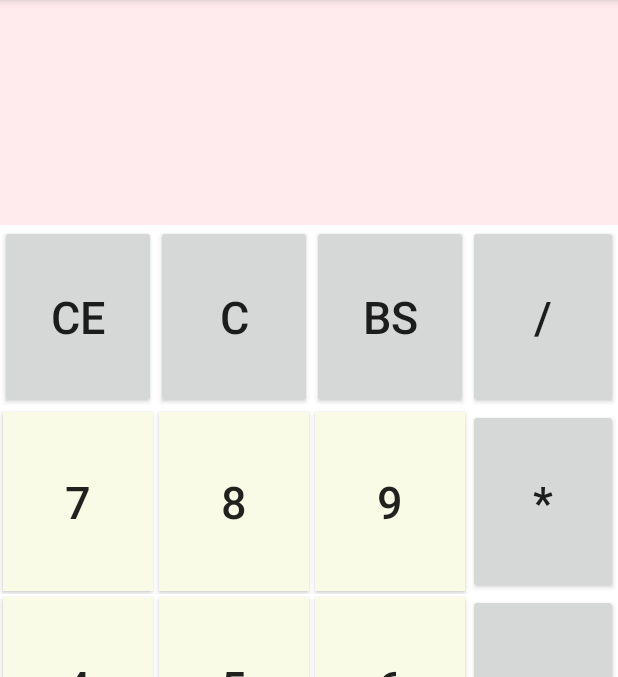
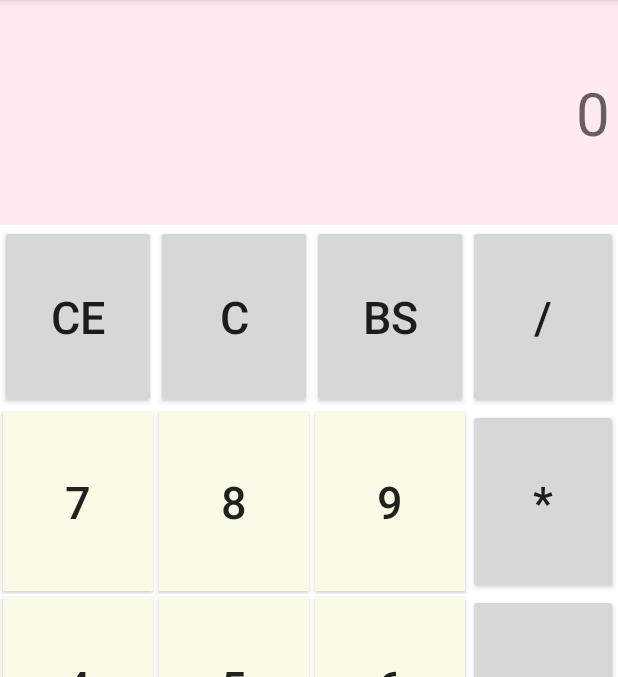
Before and after one commit to kientran2001/BasicCalculator, an Android app: the screen it shows after launch (MainActivity), on a phone screen of 412 x 824 dp, the part 84-761 px from its top. Run offline under Robolectric (Android 15) with nearby library versions, the phone set to English and light mode, and no system bars.

Commit message:
app calculator

```diff
--- a/app/src/main/res/layout/activity_main.xml
+++ b/app/src/main/res/layout/activity_main.xml
@@ -18,6 +18,7 @@
             android:id="@+id/tv"
             android:layout_width="wrap_content"
             android:layout_height="wrap_content"
+            android:hint="0"
             android:layout_alignParentRight="true"
             android:layout_centerVertical="true"
             android:textColor="@color/black"
```
